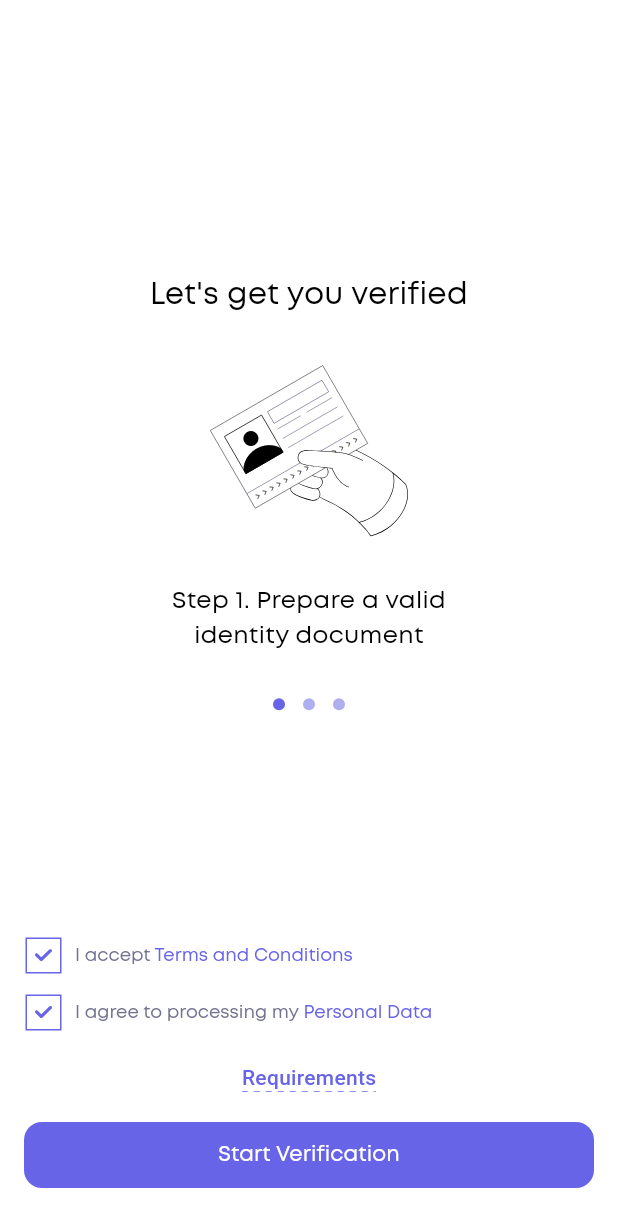
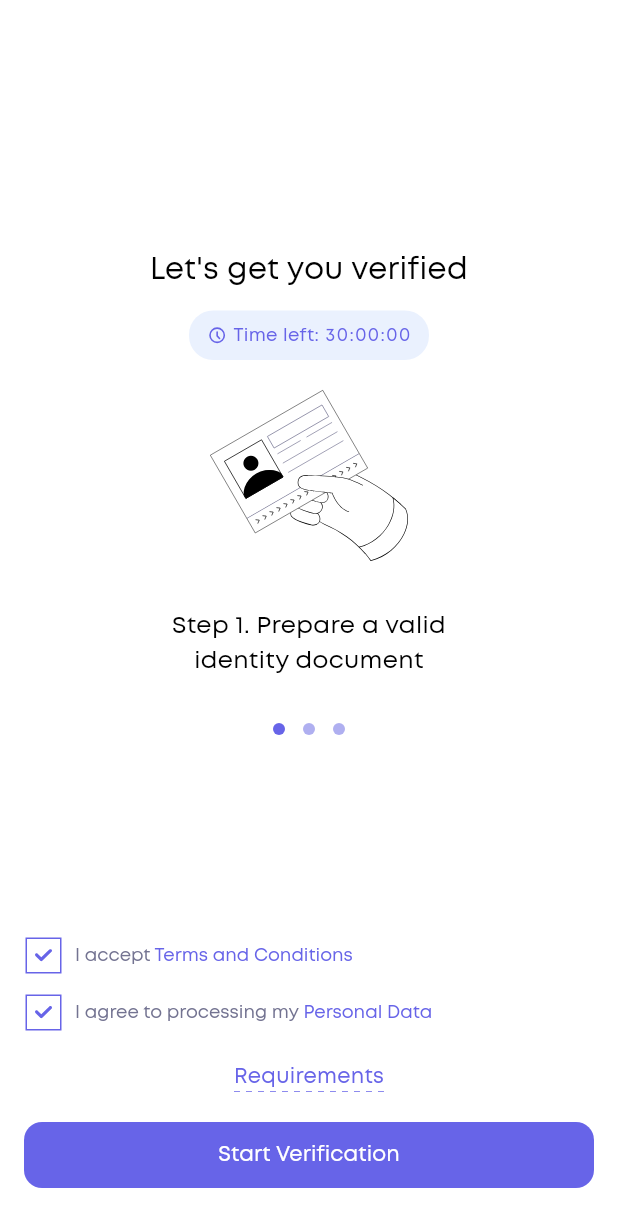
Before and after one commit to dataspike-io/MobileSDK-Flutter, a Flutter app: the first screen one second after launch, on a phone screen of 412 x 824 dp. Shown: the top 1227 px of the screen. Run offline on Flutter 3.47's test engine with Material 3 defaults, Android fonts, the phone set to English and light mode, and no system bars; our stand-ins replace flutter_svg, plugin_platform_interface; Roboto replaces fonts that are missing (Mont); project files that could hold a hidden picture were left out.

Commit message:
Add new functionality

```diff
--- a/lib/colors/app_colors.dart
+++ b/lib/colors/app_colors.dart
@@ -6,4 +6,8 @@ class AppColors {
   static const Color textGrey = Color(0xFF737391);
   static const Color lightAccent = Color(0xFFAFAFF0);
   static const Color black = Color(0xFF000000);
+  static const Color lightBlue = Color(0xFFEAF1FE);
+  static const Color red = Color(0xFFFF5387);
+  static const Color lightRed = Color(0xFFFFEEF4);
+  static const Color lightGrey = Color(0xFFBBBAC9);
 }
--- a/lib/screens/builders/screens_factory.dart
+++ b/lib/screens/builders/screens_factory.dart
@@ -128,7 +128,7 @@ class RequirementScreenFactory {
           text: 'No expired documents',
         ),
       ],
-      onContinue: onContinue
+      onContinue: () => Navigator.of(context).popUntil((route) => route.isFirst),
     );
   }
 }
--- a/lib/screens/onboarding_screen/onboarding_screen.dart
+++ b/lib/screens/onboarding_screen/onboarding_screen.dart
@@ -7,6 +7,9 @@ import 'package:flutter/gestures.dart';
 import 'package:dataspikemobilesdk/screens/builders/screens_factory.dart';
 import 'package:dataspikemobilesdk/ui/continue_button.dart';
 import 'package:dataspikemobilesdk/ui/custom_checkbox_tile.dart';
+import 'package:dataspikemobilesdk/timer/timer_box.dart';
+import 'package:dataspikemobilesdk/screens/alarm_screen/alarm_screen.dart';
+import 'package:dataspikemobilesdk/screens/recommendations_screen/recommendations_screen.dart';
 
 class OnboardingScreen extends StatefulWidget {
   const OnboardingScreen({Key? key}) : super(key: key);
@@ -63,8 +66,20 @@ class _OnboardingScreenState extends State<OnboardingScreen> {
                   ),
                   textAlign: TextAlign.center,
                 ),
-                const SizedBox(height: 24),
-                // Swipeable block (PageView + dots)
+                const SizedBox(height: 12),
+                TimeBox(
+                  initialTime: Duration(hours: 30),
+                  onFinish: () {
+                    Navigator.of(context).pushAndRemoveUntil(
+                      MaterialPageRoute(
+                        builder: (_) => const VerificationExpiredScreen(),
+                      ),
+                      (route) => false,
+                    );
+                  },
+                ),
+                // Handle timer finish;
+                const SizedBox(height: 12),
                 SizedBox(
                   height: 238,
                   width: double.infinity,
@@ -236,6 +251,7 @@ class _OnboardingScreenState extends State<OnboardingScreen> {
                       color: AppColors.accent,
                       fontFamily: 'Mont',
                       fontWeight: FontWeight.w500,
+                      package: 'dataspikemobilesdk',
                       fontSize: 14,
                       letterSpacing: 0.2,
                     ),
@@ -247,10 +263,17 @@ class _OnboardingScreenState extends State<OnboardingScreen> {
                   height: 44,
                   width: double.infinity,
                   child: ContinueButton(
-                    onPressed: termsAccepted && dataAccepted ? () {} : null,
-                    text: "Start Verification"
-                    )
-                )
+                    onPressed: termsAccepted && dataAccepted ? () {
+                      Navigator.of(context).push(
+                      MaterialPageRoute(
+                        builder: (context) =>
+                           DocumentRecomendationScreen()
+                      ),
+                    );
+                    } : null,
+                    text: "Start Verification",
+                  ),
+                ),
               ],
             ),
           ),
--- a/lib/screens/templates/requirements_screen.dart
+++ b/lib/screens/templates/requirements_screen.dart
@@ -111,7 +111,7 @@ class DocumentRequirementsScreen extends StatelessWidget {
                         ),
                         SliverToBoxAdapter(
                           child: SizedBox(height: 70),
-                        ), // отступ под кнопку
+                        ),
                       ],
                     ),
                   ),
--- /dev/null
+++ b/lib/timer/timer_box.dart
@@ -0,0 +1,110 @@
+import 'dart:async';
+import 'package:flutter/material.dart';
+import 'package:dataspikemobilesdk/colors/app_colors.dart';
+import 'package:flutter_svg/flutter_svg.dart';
+
+class TimeBox extends StatefulWidget {
+  final Duration initialTime;
+  final VoidCallback? onFinish;
+
+  const TimeBox({Key? key, required this.initialTime, this.onFinish})
+    : super(key: key);
+
+  @override
+  State<TimeBox> createState() => _TimeLeftBoxState();
+}
+
+class _TimeLeftBoxState extends State<TimeBox> {
+  late Duration _timeLeft;
+  Timer? _timer;
+  bool isActive = true;
+
+  @override
+  void initState() {
+    super.initState();
+    _timeLeft = widget.initialTime;
+    isActive = _timeLeft > Duration.zero;
+    _startTimer();
+  }
+
+  void _startTimer() {
+    _timer = Timer.periodic(const Duration(seconds: 1), (timer) {
+      if (_timeLeft > Duration.zero) {
+        setState(() {
+          _timeLeft -= const Duration(seconds: 1);
+          isActive = true;
+        });
+      } else {
+        timer.cancel();
+        setState(() {
+          isActive = false;
+        });
+        widget.onFinish?.call();
+      }
+    });
+  }
+
+  @override
+  void dispose() {
+    _timer?.cancel();
+    super.dispose();
+  }
+
+  String _format(Duration d) {
+    String twoDigits(int n) => n.toString().padLeft(2, '0');
+    final h = twoDigits(d.inHours);
+    final m = twoDigits(d.inMinutes.remainder(60));
+    final s = twoDigits(d.inSeconds.remainder(60));
+    return "$h:$m:$s";
+  }
+
+  @override
+  Widget build(BuildContext context) {
+    return Container(
+      padding: const EdgeInsets.symmetric(horizontal: 12, vertical: 8),
+      decoration: BoxDecoration(
+        color: isActive ? AppColors.lightBlue : AppColors.lightRed,
+        borderRadius: BorderRadius.circular(16),
+      ),
+      child: Row(
+        mainAxisSize: MainAxisSize.min,
+        mainAxisAlignment: MainAxisAlignment.center,
+        children: [
+          SvgPicture.asset(
+            'packages/dataspikemobilesdk/assets/images/timer.svg',
+            height: 13.5,
+            width: 13.5,
+            fit: BoxFit.contain,
+            colorFilter: ColorFilter.mode(
+              isActive ? AppColors.accent : AppColors.red,
+              BlendMode.srcIn,
+            ),
+          ),
+          const SizedBox(width: 4),
+          Text(
+            'Time left:',
+            style: TextStyle(
+              color: isActive ? AppColors.accent : AppColors.red,
+              fontFamily: 'Mont',
+              package: 'dataspikemobilesdk',
+              fontWeight: FontWeight.w500,
+              fontSize: 12,
+            ),
+          ),
+          const SizedBox(width: 4),
+          Text(
+            _format(_timeLeft),
+            style: TextStyle(
+              fontFamily: 'Mont',
+              package: 'dataspikemobilesdk',
+              fontWeight: FontWeight.w500,
+              fontSize: 12,
+              color: isActive ? AppColors.accent : AppColors.red,
+              letterSpacing: 1,
+            ),
+          ),
+        ],
+      ),
+    );
+  }
+}
```
Also changed, not shown: lib/screens/alarm_screen/alarm_screen.dart (added, +66 -0 lines), lib/screens/recommendations_screen/recommendations_screen.dart (added, +120 -0 lines), lib/ui/rich_title.dart (added, +73 -0 lines), lib/ui/tab_chip.dart (added, +50 -0 lines), assets/images/alarm.svg (added), assets/images/timer.svg (added).
